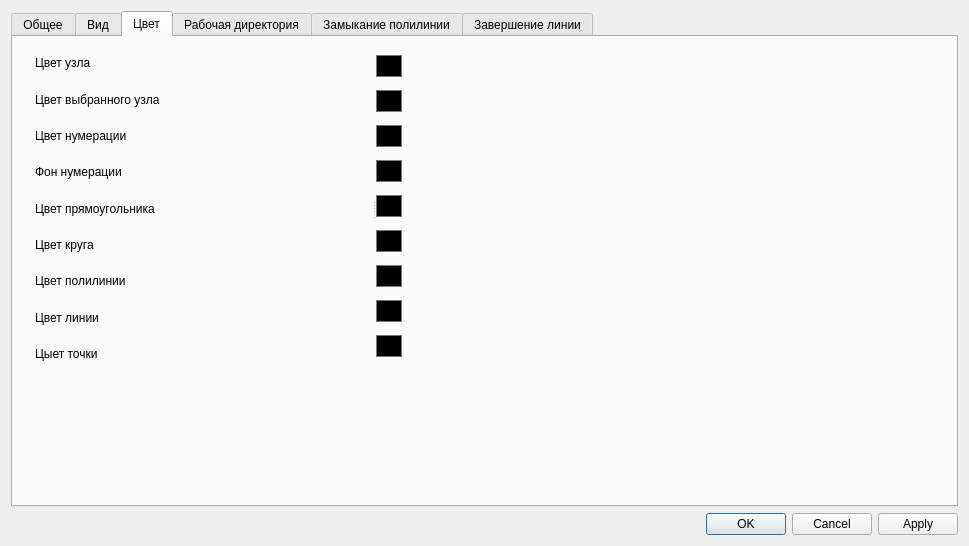
Qt form src/qlabelme/widgets/settings.ui (mariekarelina/QLabelMe) before a commit.
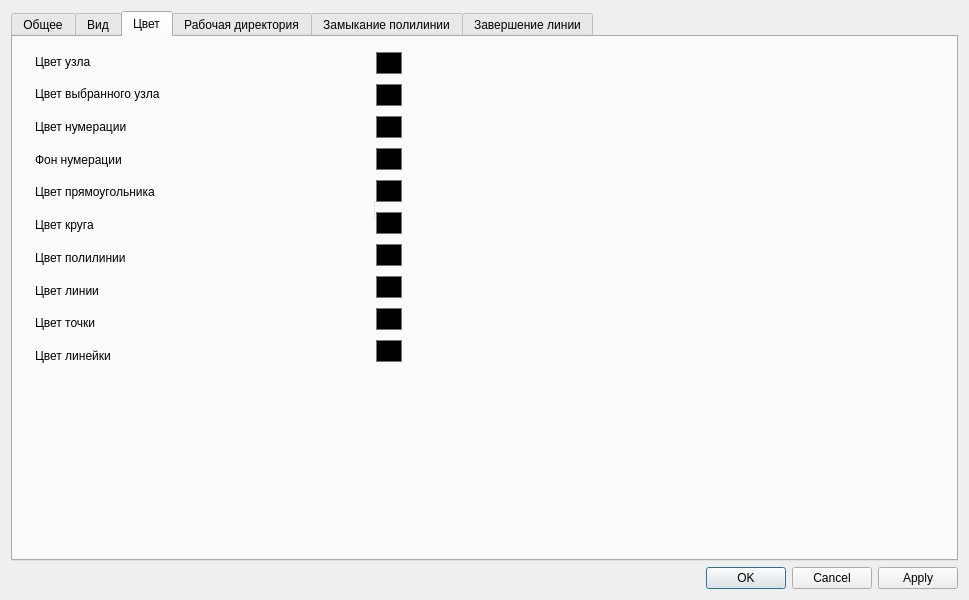
The same form after that commit. The open tabs and pages were chosen to show the change.

Commit message: Цвет линейки добавлен в настройки

The edit to the form file:
```diff
--- a/src/qlabelme/widgets/settings.ui
+++ b/src/qlabelme/widgets/settings.ui
@@ -7,13 +7,13 @@
     <x>0</x>
     <y>0</y>
     <width>969</width>
-    <height>546</height>
+    <height>600</height>
    </rect>
   </property>
   <property name="minimumSize">
    <size>
     <width>800</width>
-    <height>400</height>
+    <height>600</height>
    </size>
   </property>
   <property name="windowTitle">
@@ -353,7 +353,14 @@
          <item>
           <widget class="QLabel" name="pointColor">
            <property name="text">
-            <string>Цыет точки</string>
+            <string>Цвет точки</string>
+           </property>
+          </widget>
+         </item>
+         <item>
+          <widget class="QLabel" name="rulerColor">
+           <property name="text">
+            <string>Цвет линейки</string>
            </property>
           </widget>
          </item>
@@ -571,6 +578,29 @@
            </property>
           </widget>
          </item>
+         <item>
+          <widget class="QPushButton" name="pushButton_10">
+           <property name="minimumSize">
+            <size>
+             <width>26</width>
+             <height>22</height>
+            </size>
+           </property>
+           <property name="maximumSize">
+            <size>
+             <width>26</width>
+             <height>22</height>
+            </size>
+           </property>
+           <property name="styleSheet">
+            <string notr="true">border: 1px solid #777; 
+background: #000000;</string>
+           </property>
+           <property name="text">
+            <string/>
+           </property>
+          </widget>
+         </item>
         </layout>
        </widget>
       </widget>
```
Left out of the diff: 2 changed lines with no effect on the pictures. The commit also changes 4 other files.
